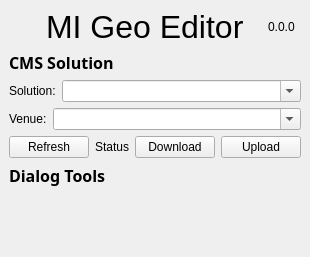
The window that gui/dock_widget.ui (MapsPeople/mi_companion) describes before a commit, drawn with Qt 5.
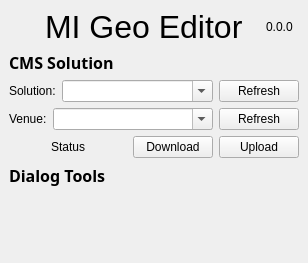
The same window after the commit.

The edit to the form file:
```diff
--- a/gui/dock_widget.ui
+++ b/gui/dock_widget.ui
@@ -7,7 +7,7 @@
                 <x>0</x>
                 <y>0</y>
                 <width>308</width>
-                <height>257</height>
+    <height>263</height>
             </rect>
         </property>
         <property name="sizePolicy">
@@ -173,6 +173,13 @@
                                         </property>
                                     </widget>
                                 </item>
+        <item>
+         <widget class="QPushButton" name="solution_reload_button">
+          <property name="text">
+           <string>Refresh</string>
+          </property>
+         </widget>
+        </item>
                             </layout>
                         </item>
                         <item>
@@ -203,17 +210,17 @@
                                         </property>
                                     </widget>
                                 </item>
+        <item>
+         <widget class="QPushButton" name="venue_reload_button">
+          <property name="text">
+           <string>Refresh</string>
+          </property>
+         </widget>
+        </item>
                             </layout>
                         </item>
                         <item>
                             <layout class="QHBoxLayout" name="horizontalLayout_3">
-                                <item>
-                                    <widget class="QPushButton" name="reload_button">
-                                        <property name="text">
-                                            <string>Refresh</string>
-                                        </property>
-                                    </widget>
-                                </item>
                                 <item>
                                     <spacer name="horizontalSpacer_2">
                                         <property name="orientation">
```
Lines whose indentation alone changed are shown as unchanged.
